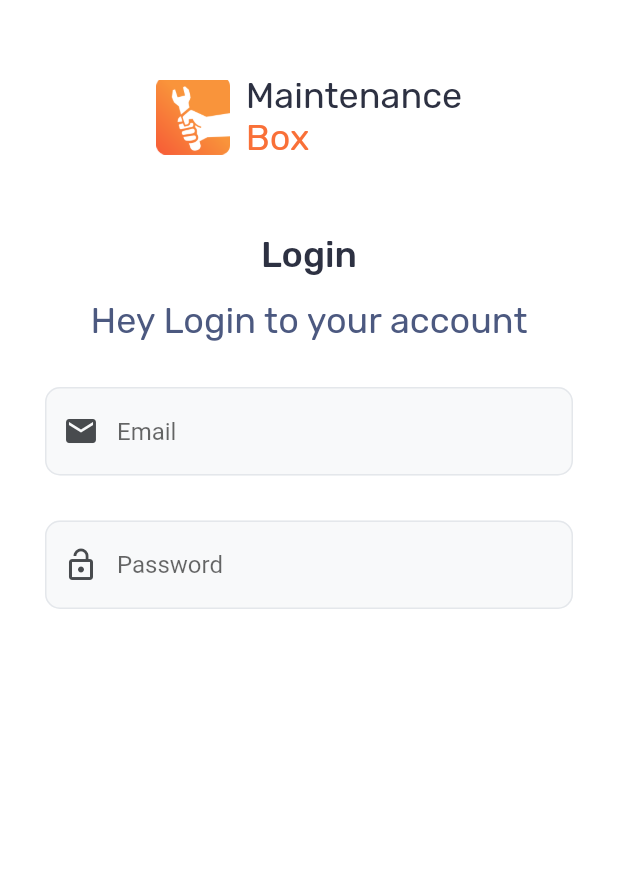
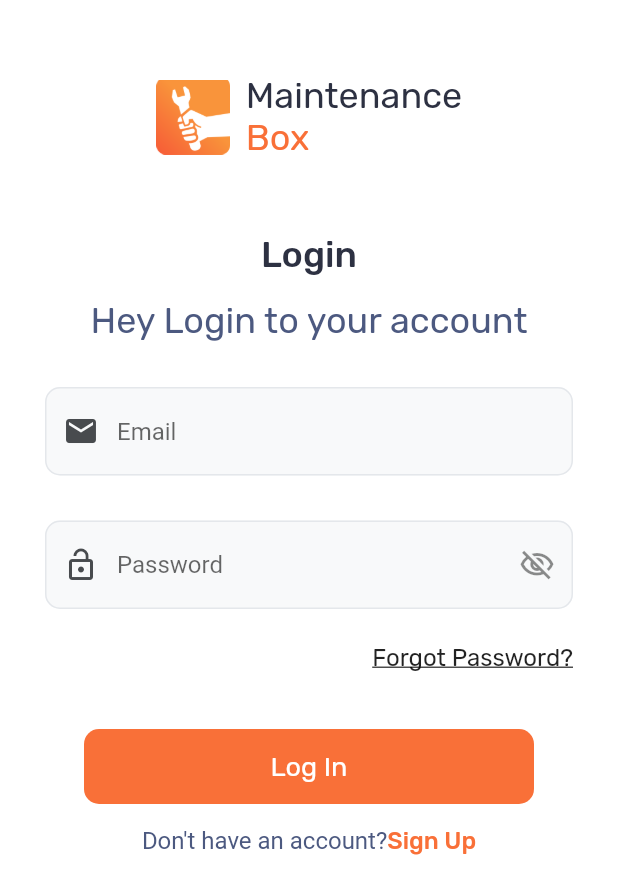
Before and after one commit to ArtiDoltani/Login_UI, a Flutter app: the screen it shows after launch, on a phone screen of 412 x 824 dp. Shown: the top 894 px of the screen. Run offline on Flutter 3.47's test engine with Material 2 defaults, Android fonts, the phone set to English and light mode, and no system bars; Roboto replaces fonts that are missing (Regular).

Commit message:
Complete login screen

```diff
--- a/login_ui/lib/Pages/login_page.dart
+++ b/login_ui/lib/Pages/login_page.dart
@@ -26,7 +26,7 @@ class login_page extends StatelessWidget {
                   ),
                   Column(
                     crossAxisAlignment: CrossAxisAlignment.start,
-                    children: [
+                    children: const[
                       Text(
                         "Maintenance",
                         style: TextStyle(
@@ -69,47 +69,114 @@ class login_page extends StatelessWidget {
                     fontFamily: 'Rubik Regular',
                     color: Color(0xff4c5980)),
               )),
+              // Two inputs
               Padding(
                 padding: const EdgeInsets.all(30),
+                // Email
                 child: TextFormField(
-      decoration:
-        InputDecoration(prefixIcon: Icon(Icons.email,color: Color.fromARGB(255, 72, 75, 78),),
-        hintText: "Email",fillColor: Color(0xffF8F9FA),
+                    decoration: InputDecoration(
+                  prefixIcon:const Icon(
+                    Icons.email,
+                    color: Color.fromARGB(255, 72, 75, 78),
+                  ),
+                  hintText: "Email",
+                  fillColor: Color(0xffF8F9FA),
                   filled: true,
                   focusedBorder: OutlineInputBorder(
                     borderRadius: BorderRadius.circular(10),
                     borderSide: BorderSide(color: Color(0xffE4E7EB)),
-
                   ),
-            enabledBorder:OutlineInputBorder(
+                  enabledBorder: OutlineInputBorder(
                       borderRadius: BorderRadius.circular(10),
-          borderSide: const BorderSide(color: Color(0xffE4E7EB)
-        )
-          ),
+                      borderSide: const BorderSide(color: Color(0xffE4E7EB))),
                 )),
               ),
-
+              // Password
               Padding(
-    padding: const EdgeInsets.symmetric(horizontal: 30,),
+                padding: const EdgeInsets.symmetric(
+                  horizontal: 30,
+                ),
                 child: TextFormField(
                   decoration: InputDecoration(
-        prefixIcon:const Icon(Icons.lock_open,color: Color.fromARGB(255, 72, 75, 78),),
+                    prefixIcon: const Icon(
+                      Icons.lock_open,
+                      color: Color.fromARGB(255, 72, 75, 78),
+                    ),
+                    suffixIcon: const Icon(Icons.visibility_off_outlined),
                     hintText: "Password",
-        fillColor:Color(0xffF8F9FA) ,
+                    fillColor: Color(0xffF8F9FA),
                     filled: true,
                     enabledBorder: OutlineInputBorder(
                         borderRadius: BorderRadius.circular(10),
-          borderSide:const BorderSide(color:  Color(0xffE4E7EB))
-        ),
+                        borderSide: const BorderSide(color: Color(0xffE4E7EB))),
                     focusedBorder: OutlineInputBorder(
                         borderRadius: BorderRadius.circular(10),
-          borderSide:const BorderSide(color:  Color(0xffE4E7EB))
+                        borderSide: const BorderSide(color: Color(0xffE4E7EB))),
+                  ),
+                ),
+              ),
+          const    SizedBox(
+                height: 15,
+              ),
+             Padding(
+               padding: const EdgeInsets.symmetric(horizontal: 30,vertical: 8),
+               child: Container(
+                alignment: Alignment.centerRight,
+                child: const Text(
+                  'Forgot Password?',
+                  style: TextStyle(
+                      decoration: TextDecoration.underline, fontSize: 16,
+                       fontFamily: 'Rubik Regular',),
+
                 ),
 
                ),
              ),
+             // ElevatedButton(onPressed: (){}, child: Text('Login',textAlign: TextAlign.center,)),
+         const     SizedBox(
+                height: 30,
+              ),
+              //Login Button
+              TextButton(
+                onPressed: () {},
+                child: Text(
+                  'Log In',
+                  textAlign: TextAlign.center,
+                ),
+                style: TextButton.styleFrom(
+                    fixedSize: Size(300, 50),
+                    backgroundColor: Color(0xffF97038),
+                    primary: Colors.white,
+                    textStyle:const TextStyle(
+                      fontSize: 18,
+                      fontFamily: 'Rubik Regular',
+                    ),
+                    shape: RoundedRectangleBorder(
+                        borderRadius: BorderRadius.circular(10))),
+              ),
+              const SizedBox(
+                height: 15,
+              ),
+              Row(
+                mainAxisAlignment: MainAxisAlignment.center,
+                children: const [
+                  Text(
+                    'Don\'t have an account?',
+                    style: TextStyle(
+                      color: Color(0xff4c5980),
+                      fontSize: 16,
+                      fontFamily: 'Regular',
+                    ),
+                  ),
+                  Text(
+                    'Sign Up',
+                    style: TextStyle(
+                        fontSize: 16,
+                        fontFamily: 'Rubik Medium',
+                        color: Color(0xffF97038)),
+                  ),
+                ],
               )
-
             ],
           ),
         ));
```
Lines whose indentation alone changed are shown as unchanged.
